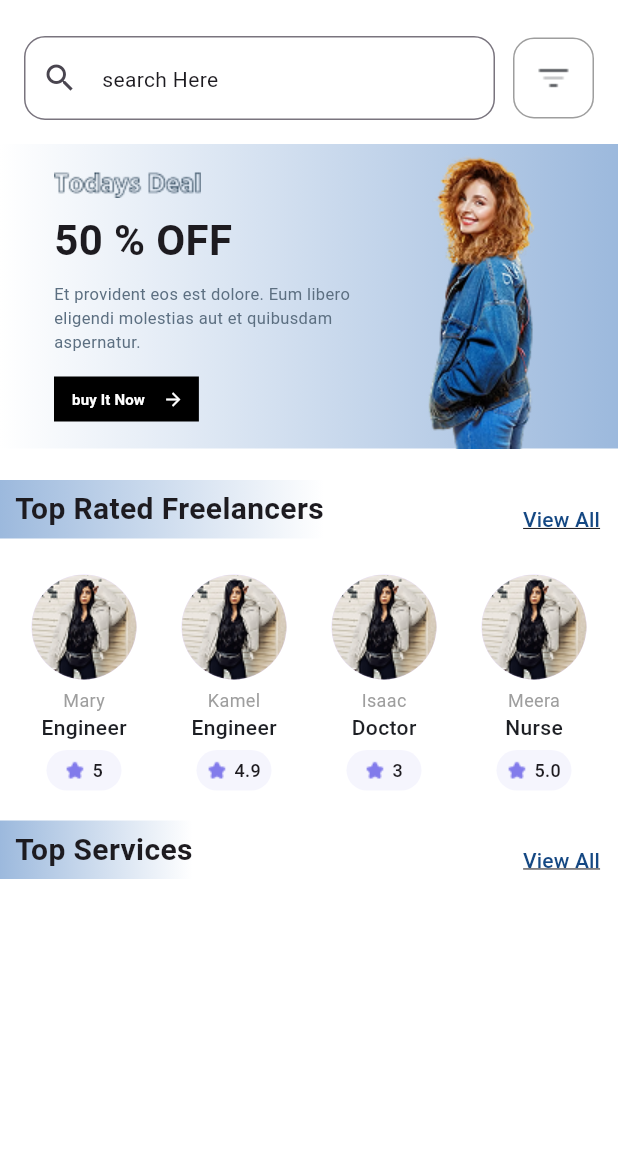
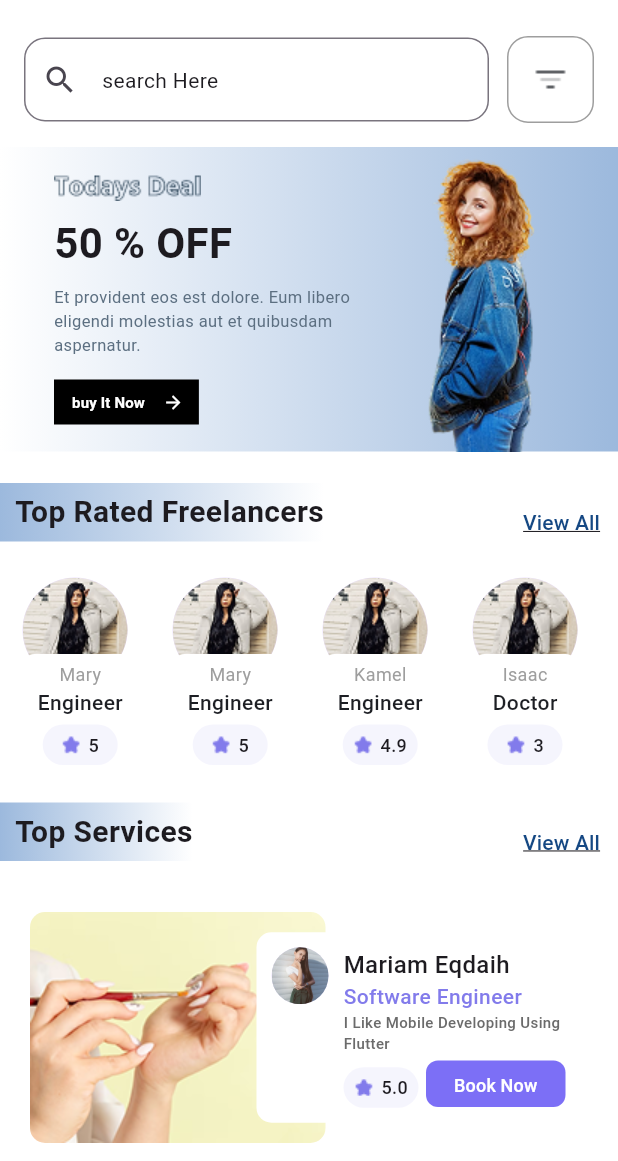
Before and after one commit to Mary-Eqdaih/Flutter-GSG, a Flutter app: the screen it shows after launch, on a phone screen of 412 x 824 dp, the part 75-1236 px from its top. Run offline on Flutter 3.47's test engine with Material 3 defaults, Android fonts, the phone set to English and light mode, and no system bars.

Commit message:
created top services section using reusable ServicesWidget widget

```diff
--- a/lib/Widgets/FreelancersWidget.dart
+++ b/lib/Widgets/FreelancersWidget.dart
@@ -17,16 +17,25 @@ class Freelancer extends StatelessWidget {
   @override
   Widget build(BuildContext context) {
     return Padding(
-      padding: const EdgeInsets.all(10),
+      padding: const EdgeInsets.only(top: 10, bottom: 80, left: 15, right: 15),
+      child: Stack(
+        clipBehavior: Clip.none,
+        children: [
+          CircleAvatar(backgroundImage: AssetImage(imagePath), radius: 35),
+          Positioned(
+            bottom: -60,
+            child: Container(
+              padding: EdgeInsets.symmetric(horizontal: 10, vertical: 5),
+              decoration: BoxDecoration(
+                color: Colors.white,
+                borderRadius: BorderRadius.circular(8),
+              ),
               child: Column(
                 children: [
-          CircleAvatar(backgroundImage: AssetImage(imagePath), radius: 35),
-          Container(
-            padding: EdgeInsets.symmetric(horizontal: 10, vertical: 5),
-            decoration: BoxDecoration(borderRadius: BorderRadius.circular(8)),
-            child: Column(
-              children: [
-                Text(name, style: TextStyle(fontSize: 12, color: Colors.grey)),
+                  Text(
+                    name,
+                    style: TextStyle(fontSize: 12, color: Colors.grey),
+                  ),
                   Text(
                     title,
                     style: TextStyle(
@@ -39,6 +48,7 @@ class Freelancer extends StatelessWidget {
                 ],
               ),
             ),
+          ),
         ],
       ),
     );
--- /dev/null
+++ b/lib/Widgets/ServicesWidget.dart
@@ -0,0 +1,141 @@
+import 'package:flutter/material.dart';
+import 'rating.dart';
+
+class ServicesWidget extends StatelessWidget {
+  const ServicesWidget({
+    super.key,
+    required this.imageURL,
+    required this.avatar,
+    required this.name,
+    required this.jobTitle,
+    required this.rate,
+    required this.bio,
+  });
+  final String imageURL;
+  final String avatar;
+  final String name;
+  final String jobTitle;
+  final String rate;
+  final String bio;
+
+  @override
+  Widget build(BuildContext context) {
+    return Padding(
+      padding: const EdgeInsets.symmetric(vertical: 20, horizontal: 20),
+      child: Align(
+        alignment: Alignment.centerLeft,
+        child: Stack(
+          alignment: Alignment.centerRight,
+          clipBehavior: Clip.none,
+          children: [
+            Container(
+              width: 197,
+              height: 154,
+              decoration: BoxDecoration(
+                borderRadius: BorderRadius.circular(10),
+                image: DecorationImage(
+                  fit: BoxFit.fill,
+                  image: AssetImage(imageURL),
+                ),
+              ),
+            ),
+            Positioned(
+              right: -170,
+
+              child: Container(
+                width: 216,
+                decoration: BoxDecoration(
+                  borderRadius: BorderRadius.circular(10),
+                  color: Colors.white,
+                ),
+
+                child: Row(
+                  crossAxisAlignment: CrossAxisAlignment.start,
+                  children: [
+                    Padding(
+                      padding: const EdgeInsets.only(top: 10, left: 10),
+                      child: CircleAvatar(
+                        backgroundImage: AssetImage(avatar),
+                        radius: 19,
+                      ),
+                    ),
+                    Expanded(
+                      child: Padding(
+                        padding: const EdgeInsets.all(10),
+                        child: Column(
+                          crossAxisAlignment: CrossAxisAlignment.start,
+                          children: [
+                            Text(
+                              name,
+                              style: TextStyle(
+                                fontSize: 16,
+                                fontWeight: FontWeight.w500,
+                              ),
+                            ),
+                            Text(
+                              jobTitle,
+                              style: TextStyle(
+                                fontWeight: FontWeight.w500,
+                                color: Color(0xff827BEB),
+                              ),
+                            ),
+                            Text(
+                              bio,
+                              style: TextStyle(
+                                fontSize: 10,
+                                fontWeight: FontWeight.w500,
+                                color: Color(0xff6B6B6B),
+                              ),
+                            ),
+                            SizedBox(height: 4,),
+
+                            Row(
+                              children: [
+                                Rating(rate: rate),
+                                SizedBox(width: 5),
+                                Expanded(
+                                  child: SizedBox(
+                                    width: 102,
+                                    height: 31,
+
+                                    child: TextButton(
+                                      onPressed: () {},
+                                      style: TextButton.styleFrom(
+                                        // padding: EdgeInsetsGeometry.only(bottom: 1),
+                                        backgroundColor: const Color(
+                                          0xFF7C6FF6,
+                                        ),
+                                        shape: RoundedRectangleBorder(
+                                          borderRadius: BorderRadius.circular(
+                                            8,
+                                          ),
+                                        ),
+                                      ),
+                                      child: const Text(
+                                        "Book Now",
+                                        textAlign: TextAlign.center,
+                                        style: TextStyle(
+                                          color: Colors.white,
+                                          fontSize: 12,
+                                          fontWeight: FontWeight.w500,
+                                        ),
+                                      ),
+                                    ),
+                                  ),
+                                ),
+                              ],
+                            ),
+                          ],
+                        ),
+                      ),
+                    ),
+                  ],
+                ),
+              ),
+            ),
+          ],
+        ),
+      ),
+    );
+  }
+}
--- a/lib/Widgets/rating.dart
+++ b/lib/Widgets/rating.dart
@@ -6,7 +6,7 @@ class Rating extends StatelessWidget {
   @override
   Widget build(BuildContext context) {
     return Padding(
-      padding: const EdgeInsets.all(5),
+      padding: const EdgeInsets.only(top: 5),
       child: Container(
       width: 50,
         padding: EdgeInsets.all(5),
--- a/lib/screen1.dart
+++ b/lib/screen1.dart
@@ -1,6 +1,7 @@
 import 'package:flutter/material.dart';
 import 'package:flutter_gsg/Widgets/FreelancersWidget.dart';
 import 'package:flutter_gsg/Widgets/SectionWidget.dart';
+import 'package:flutter_gsg/Widgets/ServicesWidget.dart';
 
 
 class Home extends StatelessWidget {
@@ -63,14 +64,21 @@ class Home extends StatelessWidget {
                 ),
 
                 Padding(
-                  padding: const EdgeInsets.only(right: 16, top: 18, bottom: 16),
+                  padding: const EdgeInsets.only(
+                    right: 16,
+                    top: 18,
+                    bottom: 16,
+                  ),
                   child: Container(
-                    padding: EdgeInsets.all(14),
+                    padding: EdgeInsets.all(4),
                     decoration: BoxDecoration(
                       borderRadius: BorderRadius.all(Radius.circular(14)),
                       border: Border.all(color: Colors.grey, width: 1),
                     ),
-                    child: Image.asset("assets/sort.png"),
+                    child: IconButton(
+                      onPressed: () {},
+                      icon: Image.asset("assets/sort.png"),
+                    ),
                   ),
                 ),
               ],
@@ -112,11 +120,12 @@ class Home extends StatelessWidget {
                         Padding(
                           padding: EdgeInsets.only(top: 15),
                           child: Container(
+                            padding: EdgeInsets.only(right: 10),
                             height: 30,
-                            padding: EdgeInsets.only(right: 10),
 
                             decoration: BoxDecoration(color: Colors.black),
                             child: Row(
+                              mainAxisAlignment: MainAxisAlignment.spaceBetween,
                               children: [
                                 TextButton(
                                   onPressed: () {},
@@ -132,8 +141,8 @@ class Home extends StatelessWidget {
                                 ),
                                 Icon(
                                   Icons.arrow_forward,
+                                  size: 14,
                                   color: Colors.white,
-                                  size: 14,
                                 ),
                               ],
                             ),
@@ -148,9 +157,18 @@ class Home extends StatelessWidget {
               ),
             ),
             SectionWidget(title: "Top Rated Freelancers"),
-            Row(
+            SingleChildScrollView(
+              clipBehavior: Clip.none,
+              scrollDirection: Axis.horizontal,
+              child: Row(
                 mainAxisAlignment: MainAxisAlignment.center,
                 children: [
+                  Freelancer(
+                    name: "Mary",
+                    title: "Engineer",
+                    rate: "5",
+                    imagePath: "assets/person2.png",
+                  ),
                   Freelancer(
                     name: "Mary",
                     title: "Engineer",
@@ -175,10 +193,39 @@ class Home extends StatelessWidget {
                     rate: "5.0",
                     imagePath: "assets/person2.png",
                   ),
-
                 ],
               ),
+            ),
             SectionWidget(title: "Top Services"),
+           Column(
+             children: [
+               ServicesWidget(
+                 jobTitle: "Software Engineer",
+                 rate: "5.0",
+                 bio: "I Like Mobile Developing Using Flutter",
+                 name: "Mariam Eqdaih",
+                 avatar: "assets/avatar.png",
+                 imageURL: "assets/img1.png",
+               ),
+               ServicesWidget(
+                 avatar: "assets/avatar.png",
+                 imageURL: "assets/img2.png",
+                 jobTitle: "Nurse",
+                 bio: "I love Helping People",
+                 name: "Huda Mustafa",
+                 rate: "3.9"
+               ),
+
+               ServicesWidget(
+                   avatar: "assets/avatar.png",
+                   imageURL: "assets/img3.png",
+                   jobTitle: "Musician",
+                   bio: "I like Music So Much",
+                   name: "Basem Moh",
+                   rate: "4.0"
+               ),
+             ],
+           )
 
           ],
         ),
```
Also changed, not shown: assets/Output Screens/img.png (added), assets/Output Screens/screen1(2)output.png (added), assets/Output Screens/screen1output.png (added), assets/avatar.png (added), assets/img1.png (added), assets/img2.png (added), assets/img3.png (added), assets/output.png (deleted), assets/output2.png (deleted). Lines whose indentation alone changed are shown as unchanged.
